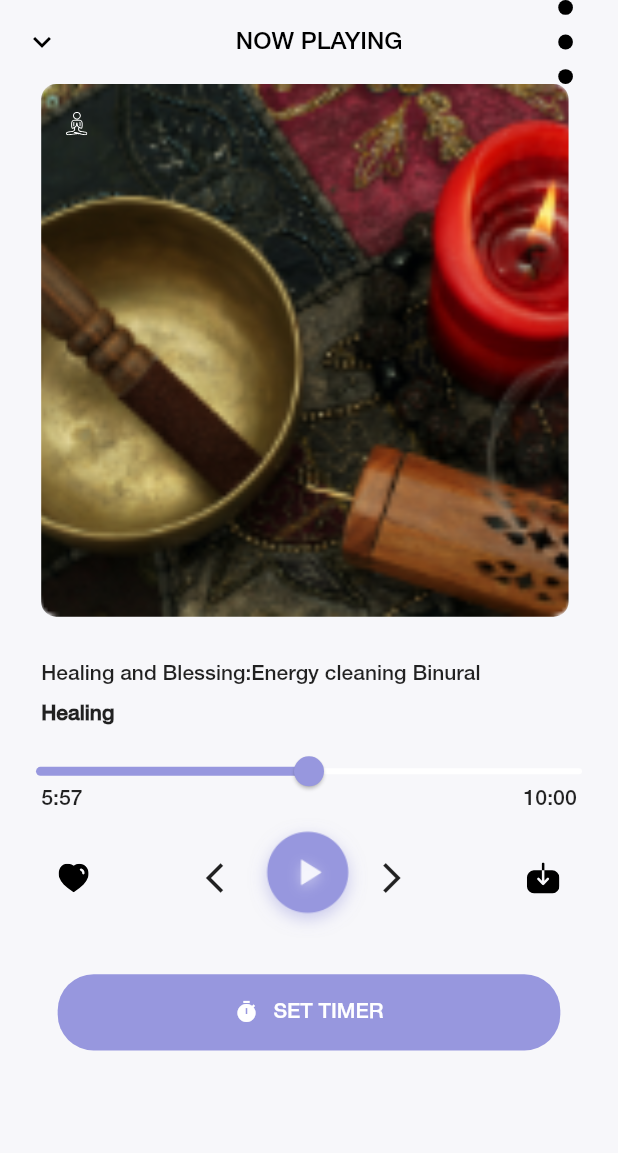
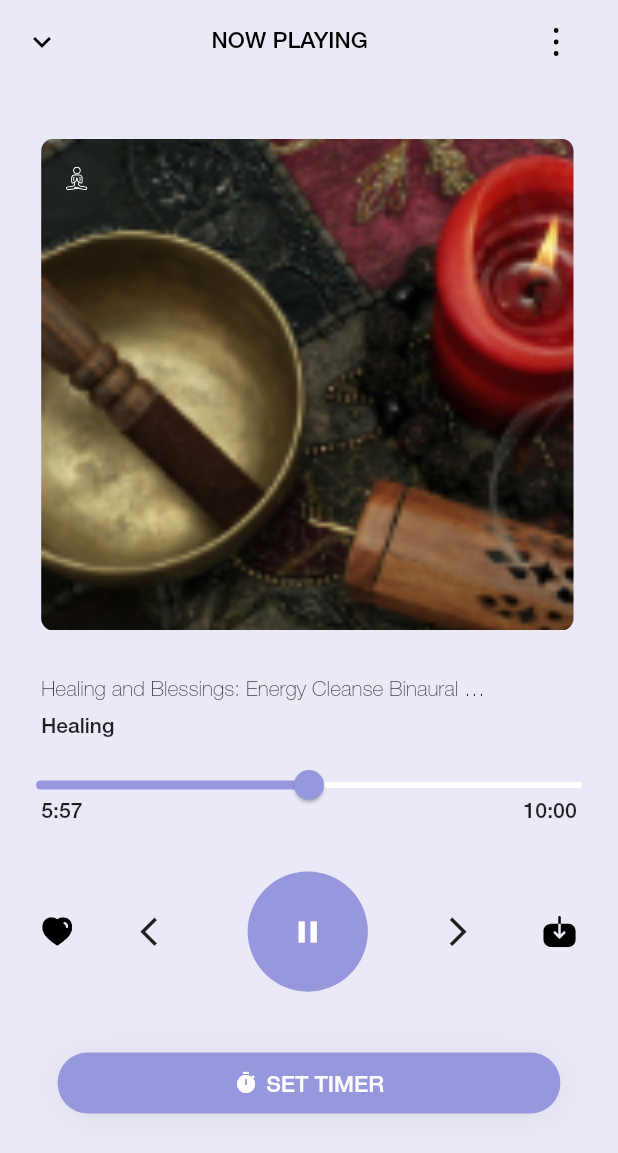
Before and after one commit to MohanDhakal/FlutterDesign, a Flutter app: the screen it shows after launch, on a phone screen of 412 x 824 dp. Shown: the top 1153 px of the screen. Run offline on Flutter 3.47's test engine with Material 2 defaults, Android fonts, the light colour scheme and no system bars; our stand-ins replace flutter_screenutil, flutter_svg, geocoding, get, google_maps_flutter, location.

Commit message:
changes with size optimized

```diff
--- a/lib/screens/playmusic.dart
+++ b/lib/screens/playmusic.dart
@@ -4,51 +4,58 @@ import 'package:flutter_svg/flutter_svg.dart';
 import 'package:flutter_screenutil/flutter_screenutil.dart';
 
 class PlayMusicScreen extends StatelessWidget {
-  const PlayMusicScreen({Key? key}) : super(key: key);
+  PlayMusicScreen({Key? key}) : super(key: key);
+  final color = Color(0xFF9797DE);
 
   @override
   Widget build(BuildContext context) {
     return Scaffold(
       appBar: AppBar(
-        leading: Icon(Icons.keyboard_arrow_down, color: Colors.black),
-        title: Center(
+        leading: Icon(Icons.keyboard_arrow_down, color: Colors.black, size: 24),
+        title: Align(
+          alignment: Alignment(-0.2.w, 0),
           child: Text(
             'NOW PLAYING',
             style: TextStyle(
-                color: Colors.black, fontWeight: FontWeight.w400, fontSize: 16),
+                color: Colors.black, fontWeight: FontWeight.w500, fontSize: 15),
           ),
         ),
         elevation: 0,
         backgroundColor: Colors.transparent,
         actions: [
           Padding(
-            padding: EdgeInsets.only(right: 25.w),
+            padding: EdgeInsets.only(right: 36.w),
             child: SvgPicture.asset(
               "assets/images/menu.svg",
               color: Colors.black,
-              height: 15,
-              width: 15,
+              height: 17.h,
+              width: 3.w,
             ),
           ),
         ],
       ),
-      backgroundColor: background,
+      backgroundColor: Color(0xFFE9E9F8),
       body: Column(
         crossAxisAlignment: CrossAxisAlignment.start,
         children: [
+          SizedBox(
+            height: 36.h,
+          ),
           Stack(children: [
             Padding(
               padding: EdgeInsets.only(
                 left: 25.w,
               ),
               child: ClipRRect(
-                borderRadius: BorderRadius.all(Radius.circular(10)),
+                borderRadius: BorderRadius.all(Radius.circular(8.r)),
                 child: Image.asset(
                   "assets/images/healing.png",
-                  width: 320.w,
+                  colorBlendMode: BlendMode.color,
+                  color: Color(0x33000000),
+                  width: 323.w,
                   fit: BoxFit.cover,
                   // color: Colors.black,
-                  height: 350.h,
+                  height: 323.h,
                 ),
               ),
             ),
@@ -68,13 +75,16 @@ class PlayMusicScreen extends StatelessWidget {
           ),
           Padding(
             padding: EdgeInsets.only(left: 25.w),
-            child: Text("Healing and Blessing:Energy cleaning Binural"),
+            child: Text(
+              "Healing and Blessings: Energy Cleanse Binaural …",
+              style: TextStyle(fontWeight: FontWeight.w100),
+            ),
           ),
           Padding(
-            padding: EdgeInsets.only(left: 25.w,top: 10.h),
+            padding: EdgeInsets.only(left: 25.w, top: 10.h),
             child: Text(
               "Healing",
-              style: TextStyle(fontWeight: FontWeight.w700),
+              style: TextStyle(fontWeight: FontWeight.w500),
             ),
           ),
           SizedBox(
@@ -86,7 +96,7 @@ class PlayMusicScreen extends StatelessWidget {
               value: 0.5,
               onChanged: (value) {},
               activeColor: filterBtn,
-              inactiveColor:Colors.white,
+              inactiveColor: Colors.white,
             ),
           ),
           Padding(
@@ -107,42 +117,68 @@ class PlayMusicScreen extends StatelessWidget {
               ],
             ),
           ),
-          Row(
+          SizedBox(
+            height: 30.h,
+          ),
+
+          Padding(
+            padding: EdgeInsets.only(left:5.w,right:5.w),
+            child: Row(
               mainAxisAlignment: MainAxisAlignment.spaceAround,
               children: [
                 SvgPicture.asset(
                   "assets/images/heart.svg",
                 ),
-              Row(
-                children: [
                 Icon(
                   Icons.arrow_back_ios,
+                  size: 23,
                 ),
-                  Image.asset("assets/images/play.png",
-                      height: 80.w, width: 80.w, fit: BoxFit.cover),
+                Container(
+                  height: 79.h,
+                  width: 79.w,
+                  decoration: BoxDecoration(
+                    shape: BoxShape.circle,
+                    color: filterBtn,
+                  ),
+                  child: SizedBox(
+                      height: 28.h,
+                      width: 24.w,
+                      child: Icon(
+                        Icons.pause,
+                        color: Colors.white,
+                      )),
+                ),
                 Icon(
                   Icons.arrow_forward_ios,
-                  ),
-                ],
+                  size: 23,
                 ),
                 SvgPicture.asset("assets/images/Download.svg")
               ],
             ),
+          ),
           SizedBox(
-            height: 20.h,
+            height: 40.h,
           ),
           Container(
             margin: EdgeInsets.only(left: 35.w, right: 35.w),
             decoration: BoxDecoration(
-                color: filterBtn,
-                borderRadius: BorderRadius.all(Radius.circular(24))),
-            height: 50.h,
+                color: color,
+                boxShadow: [
+                  BoxShadow(
+                    offset: Offset(0, 2.r),
+                    blurRadius: 20,
+                    color: Color(0x0F000000),
+                  )
+                ],
+                borderRadius: BorderRadius.all(Radius.circular(20))),
+            height: 40.h,
+            width: 323.w,
             child: MaterialButton(
               onPressed: () {},
               elevation: 0,
-              child: Center(
               child: Row(
                 mainAxisAlignment: MainAxisAlignment.center,
+                crossAxisAlignment: CrossAxisAlignment.center,
                 children: [
                   Icon(
                     Icons.timer,
@@ -150,17 +186,18 @@ class PlayMusicScreen extends StatelessWidget {
                     color: Colors.white,
                   ),
                   Padding(
-                      padding: const EdgeInsets.only(left: 10.0),
+                    padding:  EdgeInsets.only(left: 5.w,top:4.h),
+                    child: Center(
                       child: Text(
                         "SET TIMER",
                         style: TextStyle(
                           color: Colors.white,
-                            fontSize: 14,
-                            fontWeight: FontWeight.w400),
+                          fontSize: 15,
+                        ),
+                      ),
                     ),
                   ),
                 ],
-                ),
               ),
             ),
           )
```
Lines whose indentation alone changed are shown as unchanged.
